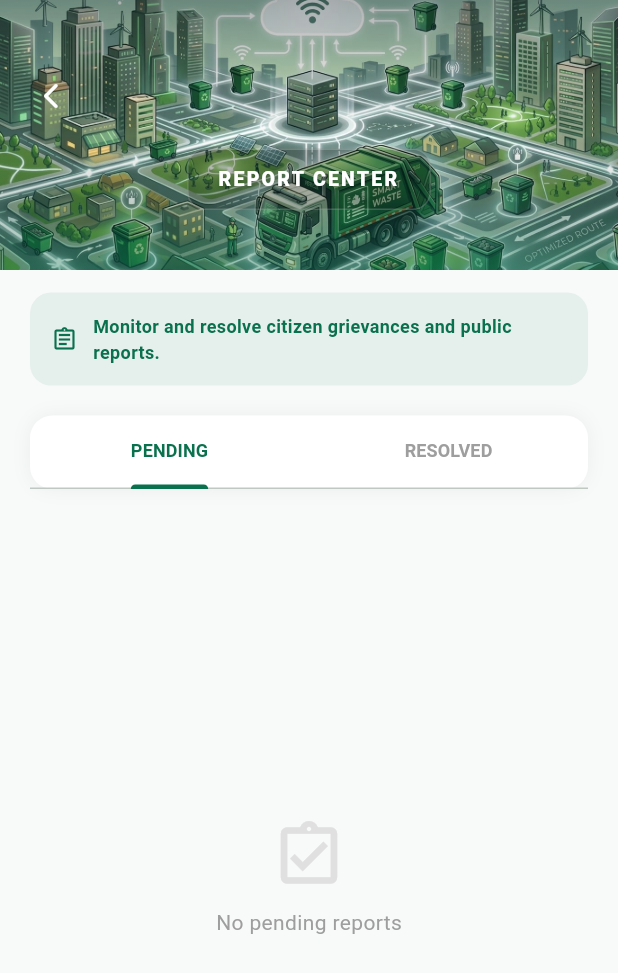
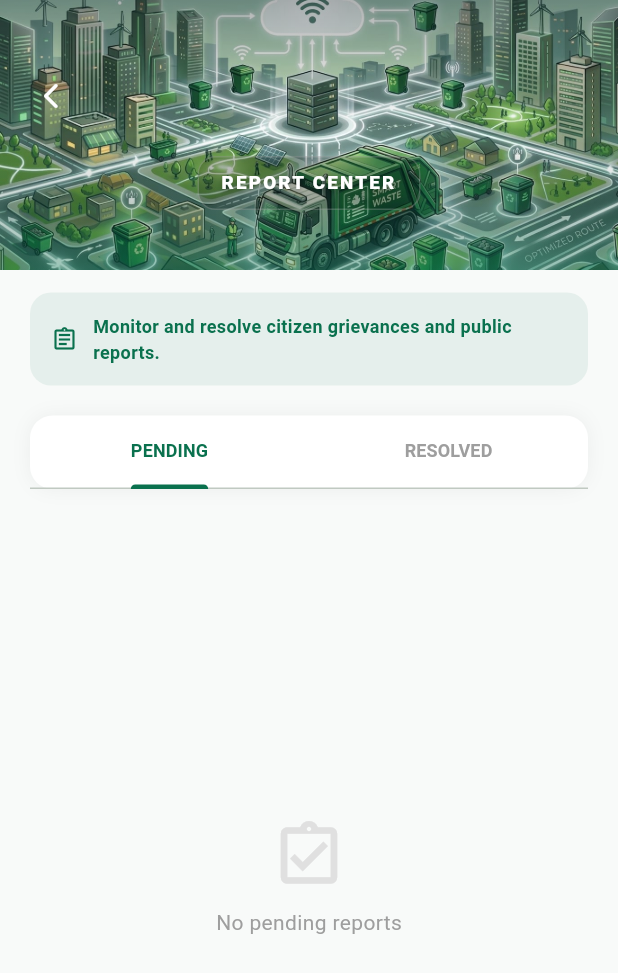
Before and after one commit to sheharyar-786/swcs_app, a Flutter app: the ReportCenter screen opened directly, on a phone screen of 412 x 824 dp. Shown: the top 973 px of the screen. Run offline on Flutter 3.47's test engine with Material 3 defaults, Android fonts, the phone set to English and light mode, and no system bars; our stand-ins replace animate_do, confetti, firebase_auth, firebase_core, firebase_database, firebase_messaging and 10 more; accounts and stored records are empty.

Commit message:
UI Polish: Matched custom headers in Report Center and Staff Details to UniversalHeader specs (180px height, 12.5pt font) for seamless tab transitions.

```diff
--- a/lib/admin/reports/report_center.dart
+++ b/lib/admin/reports/report_center.dart
@@ -14,7 +14,7 @@ class ReportCenter extends StatelessWidget {
         backgroundColor: const Color(0xFFF8FAF9),
         body: Column(
           children: [
-            /// Premium Header (Safe Design - Square)
+            /// Premium Header (Safe Design - Square - Exact Match with UniversalHeader)
             Container(
               height: 180,
               width: double.infinity,
@@ -57,7 +57,7 @@ class ReportCenter extends StatelessWidget {
                         ),
                         const Spacer(),
                         Container(
-                          padding: const EdgeInsets.symmetric(horizontal: 20, vertical: 10),
+                          padding: const EdgeInsets.symmetric(horizontal: 15, vertical: 8),
                           decoration: BoxDecoration(
                             color: Colors.black.withOpacity(0.2),
                             borderRadius: BorderRadius.circular(12),
@@ -68,7 +68,7 @@ class ReportCenter extends StatelessWidget {
                             textAlign: TextAlign.center,
                             style: TextStyle(
                               color: Colors.white,
-                              fontSize: 13,
+                              fontSize: 12.5,
                               fontWeight: FontWeight.w900,
                               letterSpacing: 1.5,
                               shadows: [Shadow(color: Colors.black26, offset: Offset(0, 2), blurRadius: 4)],
--- a/lib/admin/user_management/staff_directory.dart
+++ b/lib/admin/user_management/staff_directory.dart
@@ -21,7 +21,7 @@ class _StaffDirectoryState extends State<StaffDirectory> {
         backgroundColor: const Color(0xFFF8FAF9),
         body: Column(
           children: [
-            /// Premium Header (Safe Design - Square)
+            /// Premium Header (Safe Design - Square - Exact Match with UniversalHeader)
             Container(
               height: 180,
               width: double.infinity,
@@ -64,7 +64,7 @@ class _StaffDirectoryState extends State<StaffDirectory> {
                         ),
                         const Spacer(),
                         Container(
-                          padding: const EdgeInsets.symmetric(horizontal: 20, vertical: 10),
+                          padding: const EdgeInsets.symmetric(horizontal: 15, vertical: 8),
                           decoration: BoxDecoration(
                             color: Colors.black.withOpacity(0.2),
                             borderRadius: BorderRadius.circular(12),
@@ -75,7 +75,7 @@ class _StaffDirectoryState extends State<StaffDirectory> {
                             textAlign: TextAlign.center,
                             style: TextStyle(
                               color: Colors.white,
-                              fontSize: 13,
+                              fontSize: 12.5,
                               fontWeight: FontWeight.w900,
                               letterSpacing: 1.5,
                               shadows: [Shadow(color: Colors.black26, offset: Offset(0, 2), blurRadius: 4)],
```
